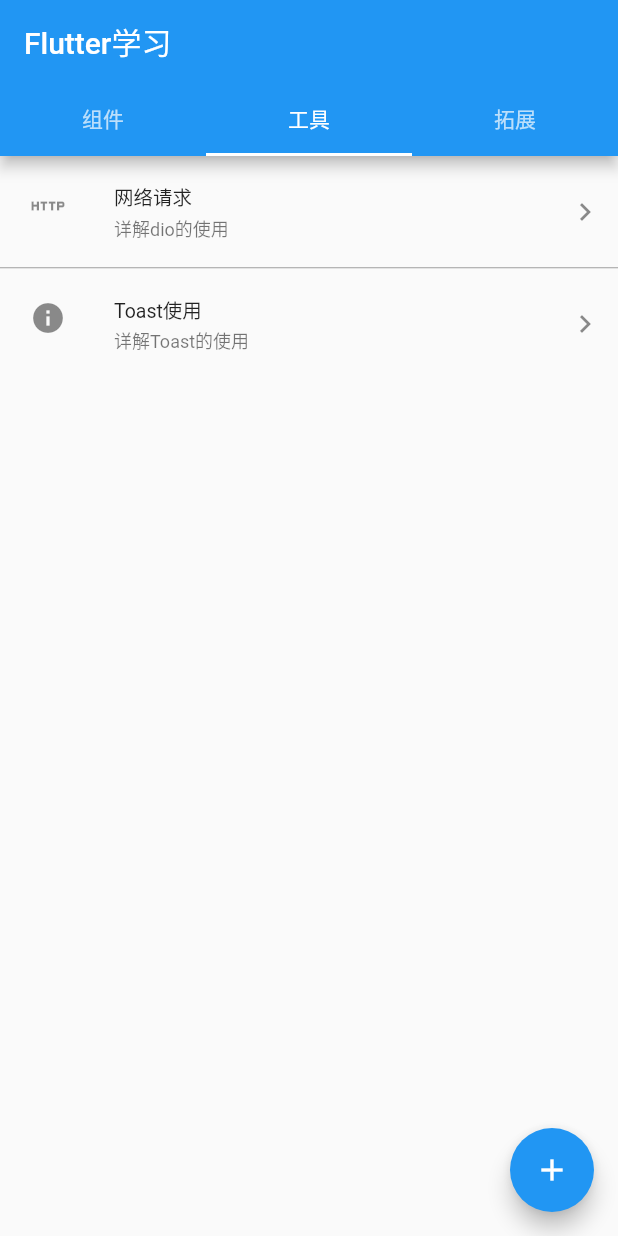
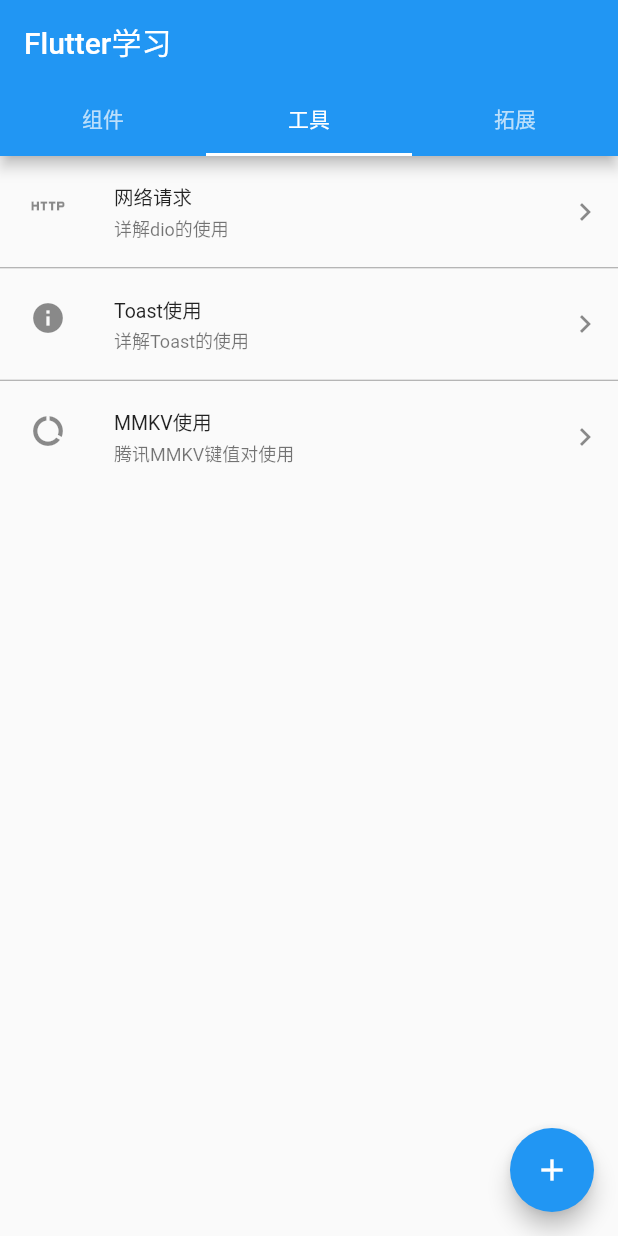
Before and after one commit to xuexiangjys/FlutterSample, a Flutter app: the screen it shows after launch, tab 2 chosen, on a phone screen of 412 x 824 dp. Run offline on Flutter 3.47's test engine with Material 2 defaults, Android fonts, the phone set to English and light mode, and no system bars; our stand-ins replace dio, fluttertoast; missing offline and left inert: mmkv_flutter.

Commit message:
增加mmkv使用案例

```diff
--- a/flutter_learn/lib/router/route.dart
+++ b/flutter_learn/lib/router/route.dart
@@ -1,4 +1,5 @@
 import 'package:flutter/material.dart';
+import 'package:flutter_learn/page/utils/mmkv.dart';
 import 'package:flutter_learn/page/utils/net.dart';
 import 'package:flutter_learn/page/utils/toast.dart';
 import 'package:flutter_learn/page/widget/button.dart';
@@ -18,6 +19,7 @@ class RouteMap {
 
     '/utils/net': (BuildContext context) => new NetRequestPage(),
     '/utils/toast': (BuildContext context) => new ToastPage(),
+    '/utils/mmkv': (BuildContext context) => new MMKVPage(),
 
     //=============================================================//
   };
@@ -38,6 +40,7 @@ class RouteMap {
   static final List<ListItem> utilsItems = [
     new ListItem(Icons.http, "网络请求", "详解dio的使用", '/utils/net'),
     new ListItem(Icons.info, "Toast使用", "详解Toast的使用", '/utils/toast'),
+    new ListItem(Icons.data_usage, "MMKV使用", "腾讯MMKV键值对使用", '/utils/mmkv'),
   ];
 
   /*
--- /dev/null
+++ b/flutter_learn/lib/utils/mmkv.dart
@@ -0,0 +1,33 @@
+import 'package:mmkv_flutter/mmkv_flutter.dart';
+
+class MMKV {
+  static Future<String> getString(String key) async {
+    MmkvFlutter mmkv = await MmkvFlutter.getInstance();
+    return mmkv.getString(key);
+  }
+
+  static Future<bool> putString(String key, String value) async {
+    MmkvFlutter mmkv = await MmkvFlutter.getInstance();
+    return mmkv.setString(key, value);
+  }
+
+  static Future<bool> getBool(String key) async {
+    MmkvFlutter mmkv = await MmkvFlutter.getInstance();
+    return mmkv.getBool(key);
+  }
+
+  static Future<bool> putBool(String key, bool value) async {
+    MmkvFlutter mmkv = await MmkvFlutter.getInstance();
+    return mmkv.setBool(key, value);
+  }
+
+  static Future<int> getInt(String key) async {
+    MmkvFlutter mmkv = await MmkvFlutter.getInstance();
+    return mmkv.getInt(key);
+  }
+
+  static Future<bool> putInt(String key, int value) async {
+    MmkvFlutter mmkv = await MmkvFlutter.getInstance();
+    return mmkv.setInt(key, value);
+  }
+}
--- a/flutter_learn/pubspec.yaml
+++ b/flutter_learn/pubspec.yaml
@@ -24,7 +24,8 @@ dependencies:
   # Use with the CupertinoIcons class for iOS style icons.
   cupertino_icons: ^0.1.2
   fluttertoast: ^3.1.3
-  dio: 3.0.6
+  dio: ^3.0.6
+  mmkv_flutter: ^1.0.10
 
 dev_dependencies:
   flutter_test:
```
Also changed, not shown: flutter_learn/lib/page/utils/mmkv.dart (added, +100 -0 lines), flutter_learn/pubspec.lock, 1 other file.
